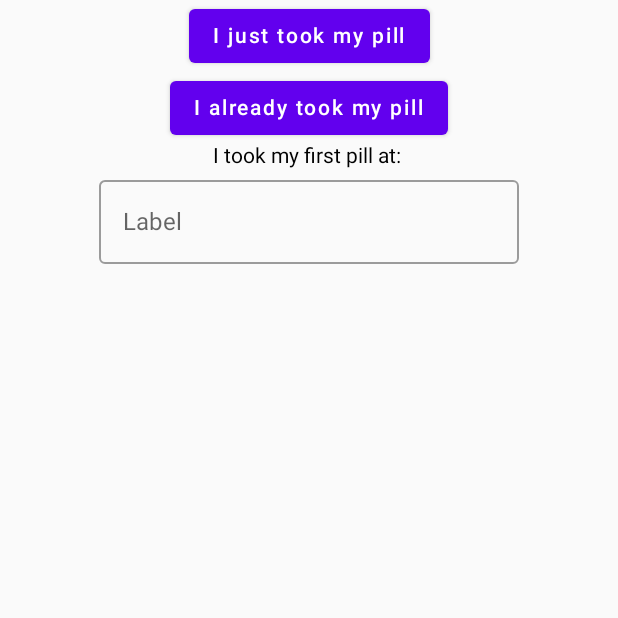
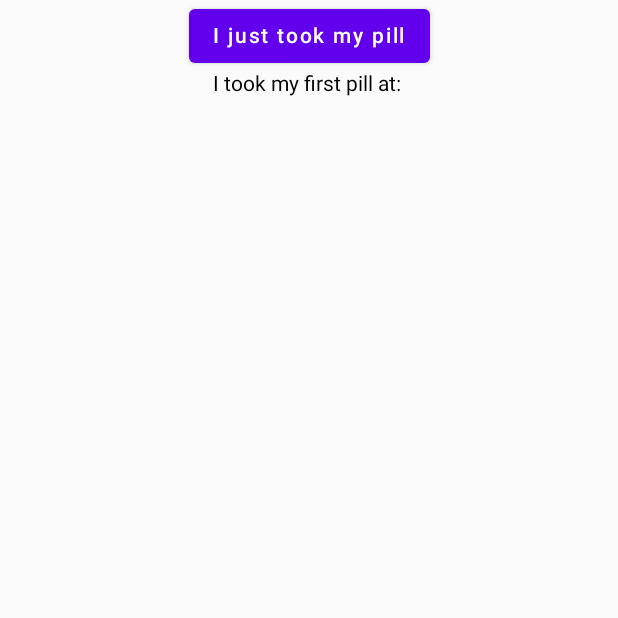
Before and after one commit to Wikignometry/med-alarm, an Android app built with Jetpack Compose: the screen it shows after launch (MainActivity), after a tap on "I just took my pill", on a phone screen of 412 x 824 dp, the top half of it. Run offline under Robolectric (Android 15) with nearby library versions, the phone set to English and light mode, and no system bars.

Commit message:
attempt to store time as var (DOES NOT WORK)

```diff
--- a/app/src/main/java/com/medalarm/medalarm/MainActivity.kt
+++ b/app/src/main/java/com/medalarm/medalarm/MainActivity.kt
@@ -3,11 +3,13 @@ package com.medalarm.medalarm
 import android.app.TimePickerDialog
 import android.content.Context
 import android.os.Bundle
+import android.util.Log
 import androidx.activity.ComponentActivity
 import androidx.activity.compose.setContent
 import androidx.compose.foundation.layout.fillMaxSize
 import android.widget.Toast
 import androidx.compose.foundation.layout.Column
+import androidx.compose.foundation.layout.Row
 import androidx.compose.foundation.layout.fillMaxWidth
 import androidx.compose.material.*
 import androidx.compose.runtime.Composable
@@ -21,6 +23,7 @@ import androidx.compose.ui.Modifier
 import androidx.compose.ui.Alignment
 import androidx.compose.ui.tooling.preview.Preview
 import com.medalarm.medalarm.ui.theme.MedAlarmTheme
+import java.security.AccessController.getContext
 import java.util.*
 
 
@@ -28,15 +31,20 @@ import java.util.*
 class MainActivity : ComponentActivity() {
     override fun onCreate(savedInstanceState: Bundle?) {
         super.onCreate(savedInstanceState)
+        var time = ""
         setContent {
             Column(
+
                 horizontalAlignment = Alignment.CenterHorizontally,
                 modifier = Modifier.fillMaxWidth()
             )
             {
-                ToastButton("I just took my pill", "Time logged!")
-                TimePickerButton()
-                SimpleOutlinedTextFieldSample()
+                Log.d("test", "message check")
+                time = NowButton("I just took my pill", "Time logged!", time)
+//                time = TimePickerButton("I already took my pill", "Time Logged!", time)
+                Text(text = "I took my first pill at: $time")
+//                SimpleOutlinedTextFieldSample()
+
             }
         }
     }
@@ -44,47 +52,61 @@ class MainActivity : ComponentActivity() {
 
 // from https://github.com/Kiran-Bahalaskar/Time-Picker-With-Jetpack-Compose/blob/master/app/src/main/java/com/kiranbahalaskar/timepicker/MainActivity.kt
 @Composable
-fun TimePickerButton() {
+fun TimePickerButton(label: String, text: String, fixedTime: String): String {
     val context = LocalContext.current
     val calendar = Calendar.getInstance()
     val hour = calendar[Calendar.HOUR_OF_DAY]
     val minute = calendar[Calendar.MINUTE]
-    val time = remember { mutableStateOf("") }
-
+    var time = fixedTime
     val timePickerDialog = TimePickerDialog(
         context,
         { _, hour: Int, minute: Int ->
-            time.value = "$hour:$minute"
+            time = "$hour:$minute"
         }, hour, minute, false
     )
         Button(onClick = {
             timePickerDialog.show()
+            val duration = Toast.LENGTH_SHORT
+            val toast = Toast.makeText(context, text, duration)
+            toast.show()
         }) {
-            Text(text = "I already took my pill")
+            Text(text = label)
         }
-    Text(text = "I took my first pill at: ${time.value}")
+    return time
 }
 
 // from https://developer.android.com/jetpack/compose/text
 @Composable
 fun SimpleOutlinedTextFieldSample() {
+    Text(text = "I will take my pill")
     var text by remember { mutableStateOf("") }
-
     OutlinedTextField(
         value = text,
         onValueChange = { text = it },
         label = { Text("Label") }
     )
+    Text(text = "more times today")
 }
 
 @Composable
-fun ToastButton(label: String, text: String) {
+fun NowButton(label: String, text: String, fixedTime: String): String {
+    Log.d("test", "NowButton")
     val context = LocalContext.current
+    val calendar = Calendar.getInstance()
+    val hour = calendar[Calendar.HOUR_OF_DAY]
+    val minute = calendar[Calendar.MINUTE]
+    var time = fixedTime
     Button(onClick = {
         val duration = Toast.LENGTH_SHORT
         val toast = Toast.makeText(context, text, duration)
         toast.show()
-    }) {
-        Text(label)
+        time = "$hour:$minute"
+        Log.d("test", "$hour:$minute")
+        Log.d("test", "$time")
+    })
+    {
+    Text(label)
     }
+    Log.d("test", "$time")
+    return time
 }
```
